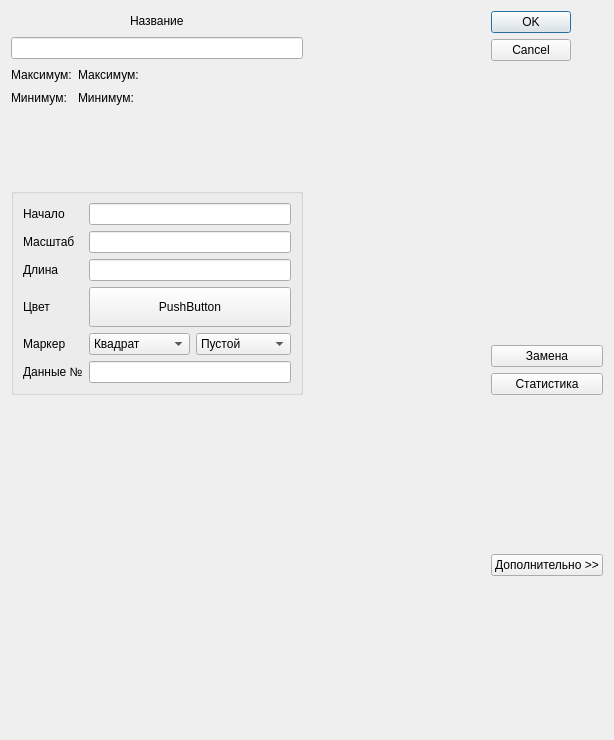
SukhoiRU/Graphics, file Dialogs/gaxe_dialog.ui: the form before one commit.
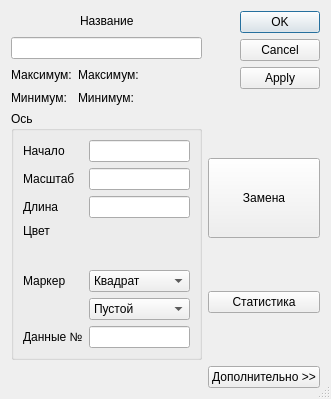
The form after the commit. Custom widgets are drawn as their Qt base class.

What changed in the file:
```diff
--- a/Dialogs/gaxe_dialog.ui
+++ b/Dialogs/gaxe_dialog.ui
@@ -6,15 +6,38 @@
    <rect>
     <x>0</x>
     <y>0</y>
-    <width>614</width>
-    <height>740</height>
+    <width>306</width>
+    <height>389</height>
    </rect>
   </property>
   <property name="windowTitle">
    <string>Настройка осей</string>
   </property>
+  <property name="sizeGripEnabled">
+   <bool>true</bool>
+  </property>
   <layout class="QGridLayout" name="gridLayout_3">
-   <item row="0" column="0" rowspan="3">
+   <item row="0" column="1">
+    <widget class="QDialogButtonBox" name="buttonBox">
+     <property name="layoutDirection">
+      <enum>Qt::RightToLeft</enum>
+     </property>
+     <property name="orientation">
+      <enum>Qt::Vertical</enum>
+     </property>
+     <property name="standardButtons">
+      <set>QDialogButtonBox::Apply|QDialogButtonBox::Cancel|QDialogButtonBox::Ok</set>
+     </property>
+    </widget>
+   </item>
+   <item row="4" column="1">
+    <widget class="QPushButton" name="pushButton_Additional">
+     <property name="text">
+      <string>Дополнительно &gt;&gt;</string>
+     </property>
+    </widget>
+   </item>
+   <item row="0" column="0">
     <layout class="QVBoxLayout" name="verticalLayout_2">
      <item>
       <layout class="QVBoxLayout" name="verticalLayout">
@@ -56,7 +79,11 @@
         </layout>
        </item>
        <item>
-        <widget class="QLineEdit" name="lineEdit"/>
+        <widget class="QLineEdit" name="lineEdit_Name">
+         <property name="alignment">
+          <set>Qt::AlignCenter</set>
+         </property>
+        </widget>
        </item>
        <item>
         <layout class="QGridLayout" name="gridLayout_2">
@@ -118,12 +145,51 @@
        </item>
       </layout>
      </item>
+    </layout>
+   </item>
+   <item row="2" column="1">
+    <layout class="QVBoxLayout" name="verticalLayout_3">
      <item>
+      <widget class="QPushButton" name="pushButton_Replace">
+       <property name="minimumSize">
+        <size>
+         <width>0</width>
+         <height>80</height>
+        </size>
+       </property>
+       <property name="text">
+        <string>Замена</string>
+       </property>
+      </widget>
+     </item>
+     <item>
+      <widget class="QPushButton" name="pushButton_Stat">
+       <property name="text">
+        <string>Статистика</string>
+       </property>
+      </widget>
+     </item>
+    </layout>
+   </item>
+   <item row="4" column="0">
+    <spacer name="verticalSpacer">
+     <property name="orientation">
+      <enum>Qt::Vertical</enum>
+     </property>
+     <property name="sizeHint" stdset="0">
+      <size>
+       <width>20</width>
+       <height>40</height>
+      </size>
+     </property>
+    </spacer>
+   </item>
+   <item row="2" column="0">
       <widget class="QGroupBox" name="groupBox">
        <property name="title">
-        <string/>
-       </property>
-       <layout class="QVBoxLayout" name="verticalLayout">
+      <string>Ось</string>
+     </property>
+     <layout class="QVBoxLayout" name="verticalLayout_4">
         <item>
          <layout class="QGridLayout" name="gridLayout">
           <item row="3" column="0">
@@ -131,6 +197,9 @@
             <property name="text">
              <string>Цвет</string>
             </property>
+          <property name="alignment">
+           <set>Qt::AlignLeading|Qt::AlignLeft|Qt::AlignTop</set>
+          </property>
            </widget>
           </item>
           <item row="0" column="0">
@@ -141,7 +210,11 @@
            </widget>
           </item>
           <item row="1" column="1">
-           <widget class="QLineEdit" name="lineEdit_3"/>
+         <widget class="QLineEdit" name="lineEdit_Scale">
+          <property name="alignment">
+           <set>Qt::AlignRight|Qt::AlignTrailing|Qt::AlignVCenter</set>
+          </property>
+         </widget>
           </item>
           <item row="2" column="0">
            <widget class="QLabel" name="label_6">
@@ -158,28 +231,74 @@
            </widget>
           </item>
           <item row="3" column="1">
-           <widget class="QPushButton" name="pushButton">
+         <widget class="ColorButton" name="pushButton_Color" native="true">
             <property name="minimumSize">
              <size>
               <width>0</width>
               <height>40</height>
              </size>
             </property>
-            <property name="text">
+          <property name="text" stdset="0">
              <string>PushButton</string>
             </property>
            </widget>
           </item>
           <item row="0" column="1">
-           <widget class="QLineEdit" name="lineEdit_2"/>
+         <widget class="QLineEdit" name="lineEdit_Min">
+          <property name="alignment">
+           <set>Qt::AlignRight|Qt::AlignTrailing|Qt::AlignVCenter</set>
+          </property>
+         </widget>
           </item>
           <item row="2" column="1">
-           <widget class="QLineEdit" name="lineEdit_4"/>
+         <widget class="QLineEdit" name="lineEdit_Length">
+          <property name="alignment">
+           <set>Qt::AlignRight|Qt::AlignTrailing|Qt::AlignVCenter</set>
+          </property>
+         </widget>
+        </item>
+        <item row="6" column="1">
+         <widget class="QLineEdit" name="lineEdit_Buffer">
+          <property name="alignment">
+           <set>Qt::AlignRight|Qt::AlignTrailing|Qt::AlignVCenter</set>
+          </property>
+         </widget>
+        </item>
+        <item row="6" column="0">
+         <widget class="QLabel" name="label_9">
+          <property name="text">
+           <string>Данные №</string>
+          </property>
+         </widget>
+        </item>
+        <item row="4" column="0">
+         <widget class="QLabel" name="label_8">
+          <property name="text">
+           <string>Маркер</string>
+          </property>
+         </widget>
+        </item>
+        <item row="5" column="1">
+         <widget class="QComboBox" name="comboStyle">
+          <item>
+           <property name="text">
+            <string>Пустой</string>
+           </property>
+          </item>
+          <item>
+           <property name="text">
+            <string>Сплошной</string>
+           </property>
+          </item>
+          <item>
+           <property name="text">
+            <string>С контуром</string>
+           </property>
+          </item>
+         </widget>
           </item>
           <item row="4" column="1">
-           <layout class="QHBoxLayout" name="horizontalLayout_2">
-            <item>
-             <widget class="QComboBox" name="comboBox">
+         <widget class="QComboBox" name="comboType">
               <item>
                <property name="text">
                 <string>Квадрат</string>
@@ -207,118 +326,33 @@
               </item>
              </widget>
             </item>
-            <item>
-             <widget class="QComboBox" name="comboBox_2">
-              <item>
-               <property name="text">
-                <string>Пустой</string>
-               </property>
-              </item>
-              <item>
-               <property name="text">
-                <string>Сплошной</string>
-               </property>
-              </item>
-              <item>
-               <property name="text">
-                <string>С контуром</string>
-               </property>
-              </item>
-             </widget>
-            </item>
-           </layout>
-          </item>
-          <item row="4" column="0">
-           <widget class="QLabel" name="label_8">
-            <property name="text">
-             <string>Маркер</string>
-            </property>
-           </widget>
-          </item>
-          <item row="5" column="1">
-           <widget class="QLineEdit" name="lineEdit_5"/>
-          </item>
-          <item row="5" column="0">
-           <widget class="QLabel" name="label_9">
-            <property name="text">
-             <string>Данные №</string>
-            </property>
-           </widget>
-          </item>
-         </layout>
-        </item>
-       </layout>
+       </layout>
+      </item>
+     </layout>
       </widget>
      </item>
     </layout>
-   </item>
-   <item row="3" column="2">
-    <widget class="QPushButton" name="pushButton_2">
-     <property name="text">
-      <string>Дополнительно &gt;&gt;</string>
-     </property>
-    </widget>
-   </item>
-   <item row="2" column="2">
-    <widget class="QPushButton" name="pushButton_4">
-     <property name="text">
-      <string>Статистика</string>
-     </property>
-    </widget>
-   </item>
-   <item row="0" column="2">
-    <widget class="QDialogButtonBox" name="buttonBox">
-     <property name="orientation">
-      <enum>Qt::Vertical</enum>
-     </property>
-     <property name="standardButtons">
-      <set>QDialogButtonBox::Cancel|QDialogButtonBox::Ok</set>
-     </property>
-    </widget>
-   </item>
-   <item row="0" column="1">
-    <spacer name="horizontalSpacer_4">
-     <property name="orientation">
-      <enum>Qt::Horizontal</enum>
-     </property>
-     <property name="sizeHint" stdset="0">
-      <size>
-       <width>205</width>
-       <height>326</height>
-      </size>
-     </property>
-    </spacer>
-   </item>
-   <item row="1" column="2">
-    <widget class="QPushButton" name="pushButton_3">
-     <property name="text">
-      <string>Замена</string>
-     </property>
-    </widget>
-   </item>
-   <item row="3" column="0">
-    <spacer name="verticalSpacer">
-     <property name="orientation">
-      <enum>Qt::Vertical</enum>
-     </property>
-     <property name="sizeHint" stdset="0">
-      <size>
-       <width>20</width>
-       <height>40</height>
-      </size>
-     </property>
-    </spacer>
-   </item>
-  </layout>
-  <zorder>layoutWidget</zorder>
-  <zorder>buttonBox</zorder>
-  <zorder>pushButton_2</zorder>
-  <zorder>pushButton_3</zorder>
-  <zorder>pushButton_4</zorder>
-  <zorder>groupBox</zorder>
-  <zorder>horizontalSpacer_4</zorder>
-  <zorder>verticalSpacer</zorder>
- </widget>
+ </widget>
+ <customwidgets>
+  <customwidget>
+   <class>ColorButton</class>
+   <extends>QWidget</extends>
+   <header>colorbutton.h</header>
+  </customwidget>
+ </customwidgets>
+ <tabstops>
+  <tabstop>lineEdit_Name</tabstop>
+  <tabstop>lineEdit_Min</tabstop>
+  <tabstop>lineEdit_Scale</tabstop>
+  <tabstop>lineEdit_Length</tabstop>
+  <tabstop>comboType</tabstop>
+  <tabstop>comboStyle</tabstop>
+  <tabstop>lineEdit_Buffer</tabstop>
+  <tabstop>pushButton_Replace</tabstop>
+  <tabstop>pushButton_Stat</tabstop>
+  <tabstop>pushButton_Additional</tabstop>
+  <tabstop>pushButton_Color</tabstop>
+ </tabstops>
  <resources/>
  <connections>
   <connection>
```
Left out of the diff: 4 changed lines with no effect on the pictures. Lines whose indentation alone changed are shown as unchanged.
